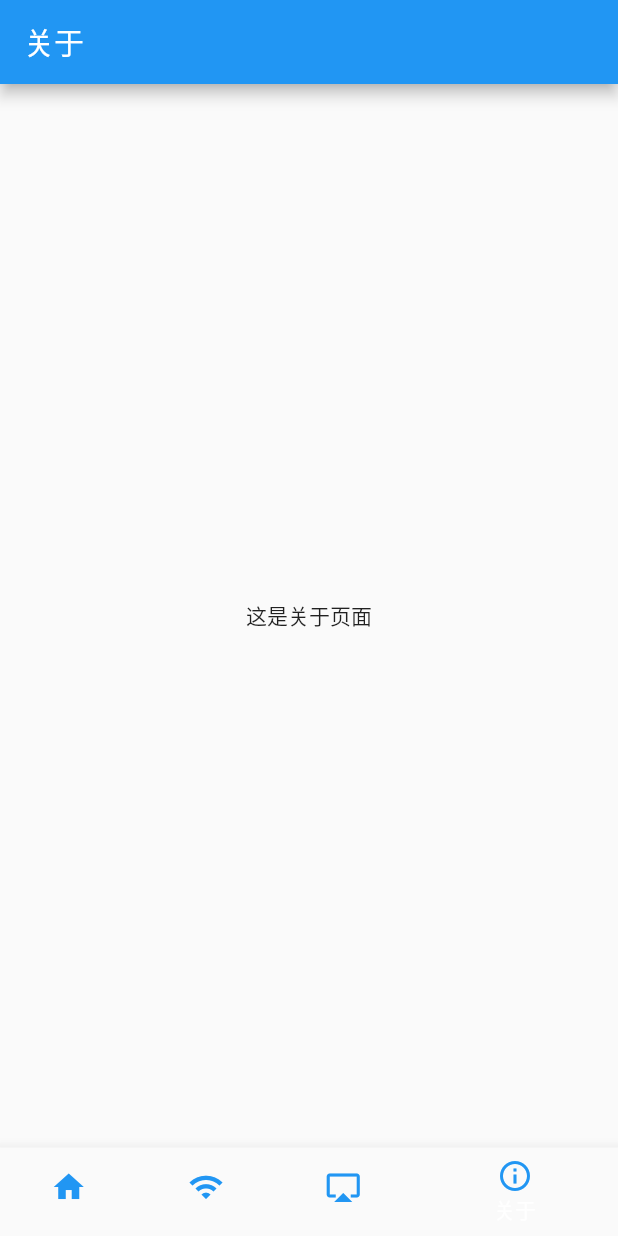
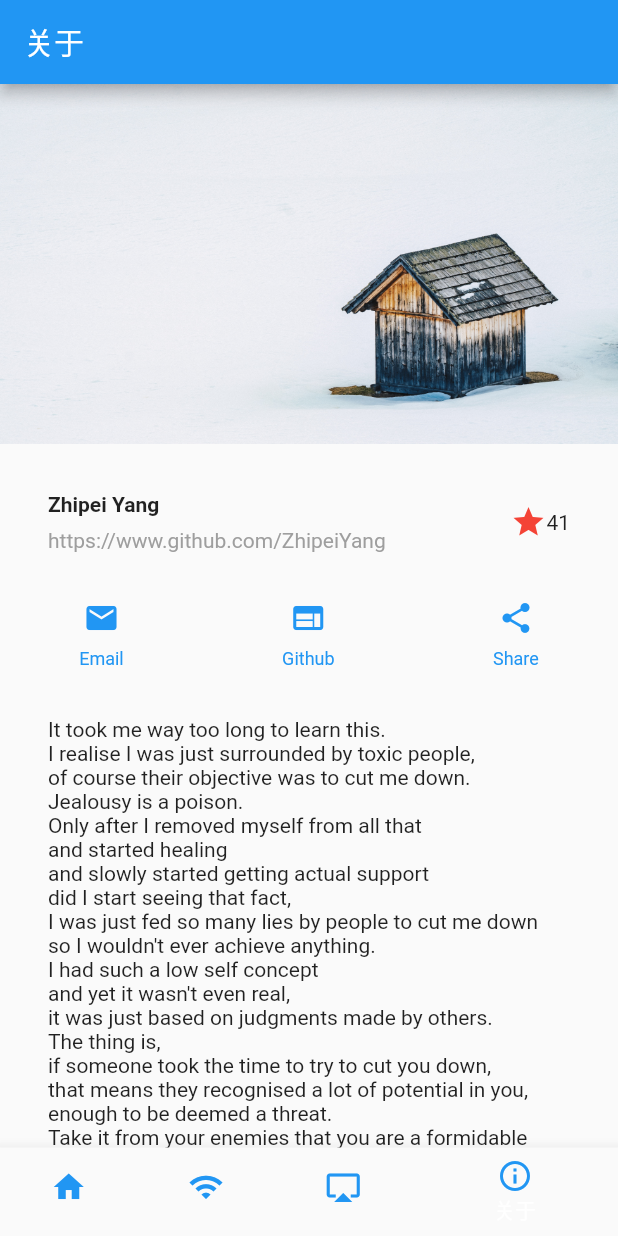
Before and after one commit to ZhipeiYang/WiFi_Tools, a Flutter app: the screen it shows after launch, item 4 of the bottom bar chosen, on a phone screen of 412 x 824 dp. Run offline on Flutter 3.47's test engine with Material 2 defaults, Android fonts, the phone set to English and light mode, and no system bars; our stand-ins replace sqflite; missing offline and left inert: ssh; accounts and stored records are empty.

Commit message:
优化：完成了关于界面的美化

```diff
--- a/lib/Pages/settings_screen.dart
+++ b/lib/Pages/settings_screen.dart
@@ -1,13 +1,162 @@
 import 'package:flutter/material.dart';
-
+import 'package:url_launcher/url_launcher.dart';
+import 'package:flutter/services.dart';
 class SettingScreen extends StatelessWidget {
+  var text='''
+It took me way too long to learn this.
+I realise I was just surrounded by toxic people,
+of course their objective was to cut me down.
+Jealousy is a poison.
+Only after I removed myself from all that
+and started healing
+and slowly started getting actual support
+did I start seeing that fact,
+I was just fed so many lies by people to cut me down
+so I wouldn't ever achieve anything.
+I had such a low self concept
+and yet it wasn't even real,
+it was just based on judgments made by others.
+The thing is,
+if someone took the time to try to cut you down,
+that means they recognised a lot of potential in you,
+enough to be deemed a threat.
+Take it from your enemies that you are a formidable opponent
+and use that to propel you forward.
+Surround yourself with good vibes
+it will do wonders for your self esteem.
+Come to terms with your past and grieve
+for as long as necessary
+so that you can move forward.
+You can do stuff you'd never even dreamed of
+and deep down, you know it.
+  ''';
   @override
   Widget build(BuildContext context) {
+    Widget buttonSection = Container(
+      child: Row(
+        mainAxisAlignment: MainAxisAlignment.spaceAround,
+        children: <Widget>[
+          GestureDetector(
+            child:_buildButtonColumn(context, Icons.email, "Email"),
+            onTap: (){
+              const url = 'mailto:yzp@live.cn?subject=Feedback&body=none';
+              canLaunch(url).then((onValue){
+                if(onValue){
+                  launch(url);
+                }else{
+                  print("不能跳转");
+                }
+              });
+            },
+          ),
+           GestureDetector(
+            child:_buildButtonColumn(context, Icons.web, "Github"),
+            onTap: (){
+              const url = 'https://github.com/ZhipeiYang';
+              canLaunch(url).then((onValue){
+                if(onValue){
+                  launch(url);
+                }else{
+                  print("不能跳转");
+                }
+              });
+            },
+          ), GestureDetector(
+            child: _buildButtonColumn(context, Icons.share, "Share"),
+            onTap: (){
+              Clipboard.setData(ClipboardData(text: '这里有一个有趣的灵魂和一个有灵魂的主页:\nhttps://github.com/ZhipeiYang'));
+              Scaffold.of(context).showSnackBar(SnackBar(content: Text('已复制到剪切板，您可以分享给您的朋友'),));
+            },
+          ),
+        ],
+      ),
+    );
+    Widget textSection = Container(
+      padding: EdgeInsets.all(32.0),
+      child: Text(
+        text,
+        softWrap: true,
+
+      ),
+    );
+    Widget titleSection =  Container(
+      padding: EdgeInsets.all(32.0),
+      child: Row(
+        //3个child 水平排列
+        children: <Widget>[
+          //占满剩余空间
+          Expanded(
+            // 2 个child竖直排列
+            child: Column(
+              crossAxisAlignment: CrossAxisAlignment.start,
+              children: <Widget>[
+                Container(
+                  padding: EdgeInsets.only(bottom: 8.0),
+                  child: Text(
+                    "Zhipei Yang",
+                    style: TextStyle(fontWeight: FontWeight.bold),
+                  ),
+                ),
+                Text(
+                  "https://www.github.com/ZhipeiYang",
+                  style: TextStyle(color: Colors.grey[500]),
+                )
+              ],
+            ),
+          ),
+
+          Icon(
+            Icons.star,
+            color: Colors.red[500],
+          ),
+
+          Text("41"),
+        ],
+      ),
+    );
     return Scaffold(
       appBar: AppBar(title: Text("关于")),
       body: Center(
-        child: Text('这是关于页面'),
+        child: ListView(
+          children: <Widget>[
+            Image.asset(
+              "lib/assets/top.jpg",
+              height: 240.0,
+              fit: BoxFit.cover,
+            ),
+            titleSection,
+            buttonSection,
+            textSection,
+          ],
+        ),
       ),
     );
   }
+
+   Column _buildButtonColumn(BuildContext context, IconData icon, String label) {
+    Color color = Theme.of(context).primaryColor;
+
+    return Column(
+      mainAxisSize: MainAxisSize.min,
+      mainAxisAlignment: MainAxisAlignment.center,
+      //列布局
+      children: <Widget>[
+        Icon(
+          icon,
+          color: color,
+        ),
+        Container(
+          margin: EdgeInsets.only(top: 8.0),
+          child: Text(
+            label,
+            style: TextStyle(
+              fontSize: 12.0,
+              fontWeight: FontWeight.w400,
+              color: color,
+            ),
+          ),
+        )
+      ],
+    );
+  }
 }
--- a/pubspec.yaml
+++ b/pubspec.yaml
@@ -33,7 +33,7 @@ dev_dependencies:
   uuid: ^1.0.3
   flutter_test:
     sdk: flutter
-
+  url_launcher: ^3.0.3
 
 
 # For information on the generic Dart part of this file, see the
@@ -50,6 +50,7 @@ flutter:
   # To add assets to your application, add an assets section, like this:
   assets:
     - lib/assets/ports.json
+    - lib/assets/top.jpg
   #  - lib/src/speedtest.html
   #  - images/a_dot_burr.jpeg
   #  - images/a_dot_ham.jpeg
```
Also changed, not shown: lib/assets/top.jpg (added), pubspec.lock.
